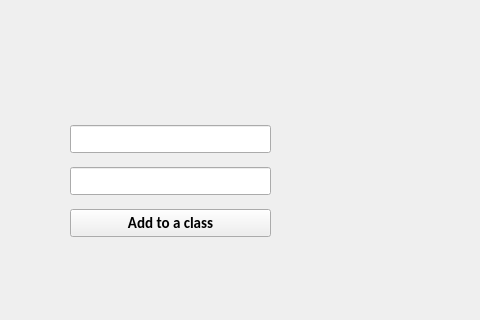
First picture: the form in studyProject/secondwindow.ui, repository fenrirm/study_project, before the edit; both pictures show x 0 to 480 and y 183 to 503 of the 1016 by 684 pixel window.
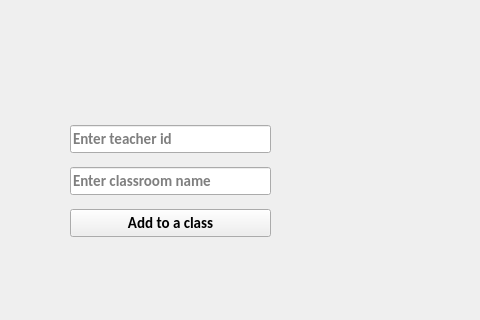
Second picture: the form after the edit. Icons and pictures are not drawn.

```diff
--- a/studyProject/secondwindow.ui
+++ b/studyProject/secondwindow.ui
@@ -102,10 +102,18 @@
     </property>
     <layout class="QVBoxLayout" name="verticalLayout_2">
      <item>
-      <widget class="QLineEdit" name="teacherId"/>
+      <widget class="QLineEdit" name="teacherId">
+       <property name="placeholderText">
+        <string>Enter teacher id</string>
+       </property>
+      </widget>
      </item>
      <item>
-      <widget class="QLineEdit" name="classroomName"/>
+      <widget class="QLineEdit" name="classroomName">
+       <property name="placeholderText">
+        <string>Enter classroom name</string>
+       </property>
+      </widget>
      </item>
      <item>
       <widget class="QPushButton" name="connectToClass">
```
